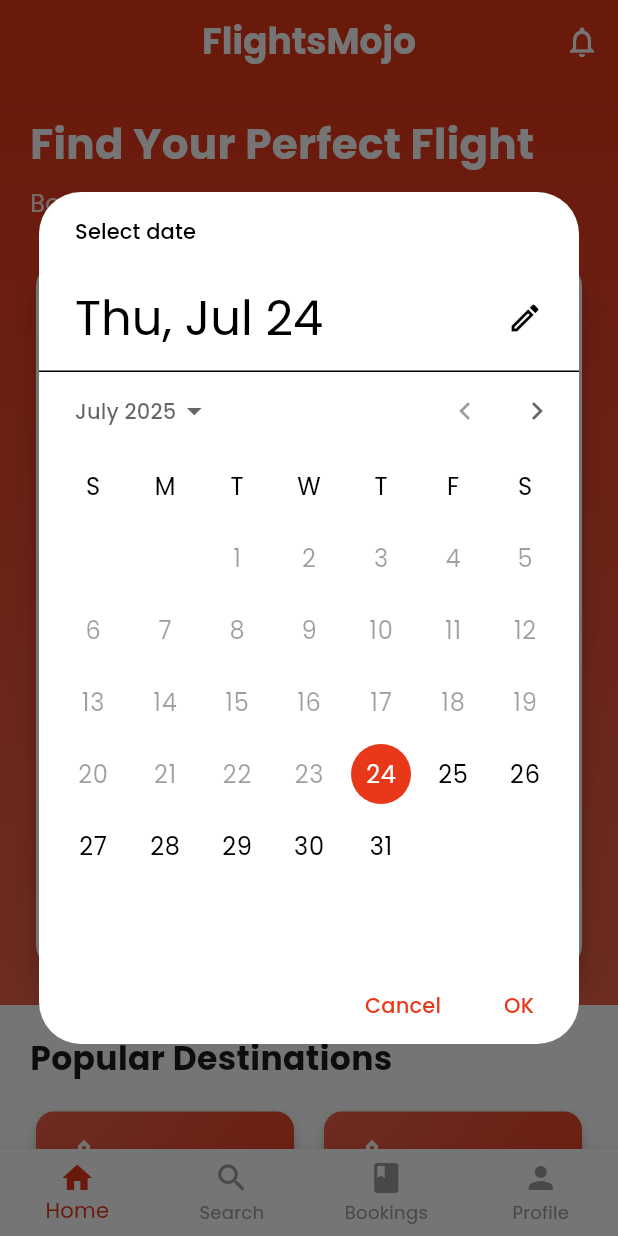
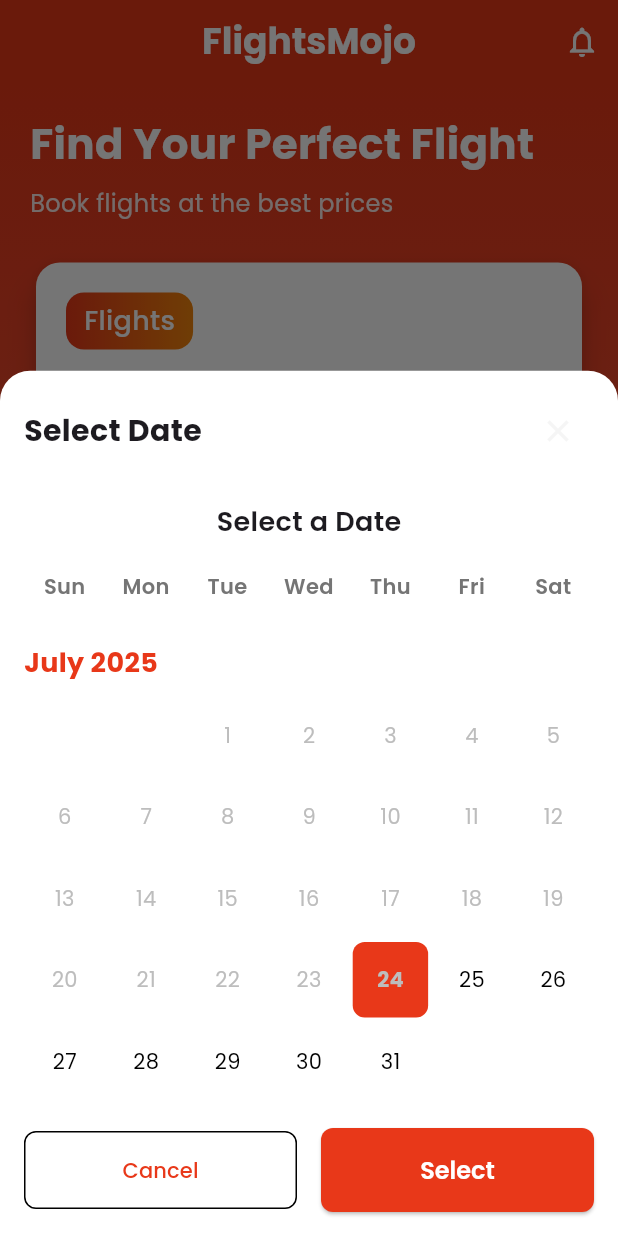
Before and after one commit to mishraadityan09/flightmojoclone, a Flutter app: the screen it shows after launch, after a tap on "Round Trip", after a tap on "Today", on a phone screen of 412 x 824 dp. Run offline on Flutter 3.47's test engine with Material 3 defaults, Android fonts, the phone set to English and light mode, and no system bars; our stand-ins replace flutter_svg, go_router, google_fonts.

Commit message:
date-picker-updated

```diff
--- /dev/null
+++ b/lib/core/common/datepicker_bottomsheet.dart
@@ -0,0 +1,427 @@
+import 'package:flutter/material.dart';
+
+class DatePickerBottomSheet extends StatefulWidget {
+  final DateTime? initialDate;
+  final Function(DateTime)? onDateSelected;
+
+  const DatePickerBottomSheet({
+    Key? key,
+    this.initialDate,
+    this.onDateSelected,
+  }) : super(key: key);
+
+  @override
+  _DatePickerBottomSheetState createState() => _DatePickerBottomSheetState();
+}
+
+class _DatePickerBottomSheetState extends State<DatePickerBottomSheet> {
+  late DateTime selectedDate;
+  late DateTime startDate;
+  late DateTime endDate;
+  late List<DateTime> months;
+  late ScrollController scrollController;
+  int currentMonthIndex = 0;
+
+  @override
+  void initState() {
+    super.initState();
+    selectedDate = widget.initialDate ?? DateTime.now();
+    startDate = DateTime.now();
+    endDate = DateTime.now().add(Duration(days: 360));
+
+    // Generate list of months for next 360 days
+    months = generateMonths();
+
+    // Find initial month index
+    currentMonthIndex = months.indexWhere((month) =>
+        month.year == selectedDate.year && month.month == selectedDate.month);
+    if (currentMonthIndex == -1) currentMonthIndex = 0;
+
+    scrollController = ScrollController();
+  }
+
+  List<DateTime> generateMonths() {
+    List<DateTime> monthsList = [];
+    DateTime current = DateTime(startDate.year, startDate.month, 1);
+    DateTime end = DateTime(endDate.year, endDate.month, 1);
+
+    while (current.isBefore(end) || current.isAtSameMomentAs(end)) {
+      monthsList.add(current);
+      current = DateTime(current.year, current.month + 1, 1);
+    }
+
+    return monthsList;
+  }
+
+  @override
+  Widget build(BuildContext context) {
+    return Container(
+      height: MediaQuery.of(context).size.height * 0.7,
+      decoration: BoxDecoration(
+        color: Colors.white,
+        borderRadius: BorderRadius.vertical(top: Radius.circular(20)),
+      ),
+      child: Column(
+        children: [
+          // Header
+          Container(
+            padding: EdgeInsets.all(16),
+            child: Row(
+              mainAxisAlignment: MainAxisAlignment.spaceBetween,
+              children: [
+                Text(
+                  'Select Date',
+                  style: TextStyle(
+                    fontSize: 20,
+                    fontWeight: FontWeight.bold,
+                  ),
+                ),
+                IconButton(
+                  icon: Icon(Icons.close),
+                  onPressed: () => Navigator.pop(context),
+                ),
+              ],
+            ),
+          ),
+
+          // Month/Year display (removed navigation arrows)
+          Container(
+            padding: EdgeInsets.symmetric(horizontal: 16, vertical: 8),
+            child: Center(
+              child: Text(
+                'Select a Date',
+                style: TextStyle(
+                  fontSize: 18,
+                  fontWeight: FontWeight.w600,
+                ),
+              ),
+            ),
+          ),
+
+          // Fixed weekday headers
+          Container(
+            padding: EdgeInsets.symmetric(horizontal: 16),
+            child: Row(
+              children: ['Sun', 'Mon', 'Tue', 'Wed', 'Thu', 'Fri', 'Sat']
+                  .map((day) => Expanded(
+                        child: Container(
+                          padding: EdgeInsets.symmetric(vertical: 12),
+                          child: Text(
+                            day,
+                            textAlign: TextAlign.center,
+                            style: TextStyle(
+                              fontWeight: FontWeight.w600,
+                              color: Colors.grey[600],
+                              fontSize: 14,
+                            ),
+                          ),
+                        ),
+                      ))
+                  .toList(),
+            ),
+          ),
+
+          // Calendar months (vertically scrollable)
+          Expanded(
+            child: ListView.builder(
+              controller: scrollController,
+              itemCount: months.length,
+              itemBuilder: (context, index) {
+                return Column(
+                  crossAxisAlignment: CrossAxisAlignment.start,
+                  children: [
+                    // Month header
+                    Container(
+                      padding: EdgeInsets.fromLTRB(16, 16, 16, 8),
+                      child: Text(
+                        _getMonthYearText(months[index]),
+                        style: TextStyle(
+                          fontSize: 18,
+                          fontWeight: FontWeight.bold,
+                          color: Theme.of(context).primaryColor,
+                        ),
+                      ),
+                    ),
+                    // Calendar grid
+                    _buildCalendarMonth(months[index]),
+                    SizedBox(height: 16),
+                  ],
+                );
+              },
+            ),
+          ),
+
+          // Bottom buttons
+          Container(
+            padding: EdgeInsets.all(16),
+            child: Row(
+              children: [
+                Expanded(
+                  child: OutlinedButton(
+                    onPressed: () => Navigator.pop(context),
+                    style: OutlinedButton.styleFrom(
+                      padding: EdgeInsets.symmetric(vertical: 16),
+                      shape: RoundedRectangleBorder(
+                        borderRadius: BorderRadius.circular(8),
+                      ),
+                    ),
+                    child: Text('Cancel'),
+                  ),
+                ),
+                SizedBox(width: 16),
+                Expanded(
+                  child: ElevatedButton(
+                    onPressed: () {
+                      widget.onDateSelected?.call(selectedDate);
+                      Navigator.pop(context);
+                    },
+                    style: ElevatedButton.styleFrom(
+                      padding: EdgeInsets.symmetric(vertical: 16),
+                      shape: RoundedRectangleBorder(
+                        borderRadius: BorderRadius.circular(8),
+                      ),
+                    ),
+                    child: Text('Select'),
+                  ),
+                ),
+              ],
+            ),
+          ),
+        ],
+      ),
+    );
+  }
+
+  Widget _buildCalendarMonth(DateTime month) {
+    final firstDayOfMonth = DateTime(month.year, month.month, 1);
+    final lastDayOfMonth = DateTime(month.year, month.month + 1, 0);
+    final startingWeekday = firstDayOfMonth.weekday % 7; // Sunday = 0
+    final totalDays = lastDayOfMonth.day;
+
+    List<Widget> dayWidgets = [];
+
+    // Add empty cells for days before the first day of the month
+    for (int i = 0; i < startingWeekday; i++) {
+      dayWidgets.add(Container());
+    }
+
+    // Add day cells
+    for (int day = 1; day <= totalDays; day++) {
+      final date = DateTime(month.year, month.month, day);
+      final isToday = _isSameDay(date, DateTime.now());
+      final isSelected = _isSameDay(date, selectedDate);
+      final isDisabled = date.isBefore(startDate) || date.isAfter(endDate);
+
+      dayWidgets.add(
+        GestureDetector(
+          onTap: isDisabled
+              ? null
+              : () {
+                  setState(() {
+                    selectedDate = date;
+                  });
+                },
+          child: Container(
+            margin: EdgeInsets.all(2),
+            decoration: BoxDecoration(
+              color: isSelected
+                  ? Theme.of(context).primaryColor
+                  : isToday
+                      ? Theme.of(context).primaryColor.withOpacity(0.1)
+                      : Colors.transparent,
+              borderRadius: BorderRadius.circular(8),
+              border: isToday && !isSelected
+                  ? Border.all(color: Theme.of(context).primaryColor)
+                  : null,
+            ),
+            child: Container(
+              height: 40,
+              child: Center(
+                child: Text(
+                  day.toString(),
+                  style: TextStyle(
+                    color: isDisabled
+                        ? Colors.grey[400]
+                        : isSelected
+                            ? Colors.white
+                            : isToday
+                                ? Theme.of(context).primaryColor
+                                : Colors.black,
+                    fontWeight: isSelected || isToday
+                        ? FontWeight.bold
+                        : FontWeight.normal,
+                  ),
+                ),
+              ),
+            ),
+          ),
+        ),
+      );
+    }
+
+    return Container(
+      padding: EdgeInsets.symmetric(horizontal: 16),
+      child: GridView.count(
+        crossAxisCount: 7,
+        childAspectRatio: 1,
+        shrinkWrap: true,
+        physics: NeverScrollableScrollPhysics(),
+        children: dayWidgets,
+      ),
+    );
+  }
+
+  bool _isSameDay(DateTime date1, DateTime date2) {
+    return date1.year == date2.year &&
+        date1.month == date2.month &&
+        date1.day == date2.day;
+  }
+
+  String _getMonthYearText(DateTime date) {
+    const months = [
+      'January', 'February', 'March', 'April', 'May', 'June',
+      'July', 'August', 'September', 'October', 'November', 'December'
+    ];
+    return '${months[date.month - 1]} ${date.year}';
+  }
+
+  @override
+  void dispose() {
+    scrollController.dispose();
+    super.dispose();
+  }
+}
+
+// Helper function to show the bottom sheet
+void showDatePickerBottomSheet(
+  BuildContext context, {
+  DateTime? initialDate,
+  Function(DateTime)? onDateSelected,
+}) {
+  showModalBottomSheet(
+    context: context,
+    isScrollControlled: true,
+    useRootNavigator: true,
+    backgroundColor: Colors.transparent,
+    builder: (context) => DatePickerBottomSheet(
+      initialDate: initialDate,
+      onDateSelected: onDateSelected,
+    ),
+  );
+}
+
+// Updated GestureDetector code for your existing implementation
+// GestureDetector buildDateSelector(String label, String value) {
+//   return GestureDetector(
+//     onTap: () {
+//       // Parse current date if available
+//       DateTime? initialDate;
+//       if (value != 'Select date') {
+//         try {
+//           List<String> parts = value.split('/');
+//           if (parts.length == 3) {
+//             initialDate = DateTime(
+//               int.parse(parts[2]), // year
+//               int.parse(parts[1]), // month
+//               int.parse(parts[0]), // day
+//             );
+//           }
+//         } catch (e) {
+//           // If parsing fails, use current date
+//           initialDate = DateTime.now();
+//         }
+//       } else {
+//         initialDate = DateTime.now();
+//       }
+
+//       // Show custom date picker bottom sheet
+//       showDatePickerBottomSheet(
+//         context,
+//         initialDate: initialDate,
+//         onDateSelected: (picked) {
+//           setState(() {
+//             if (label == 'Departure') {
+//               _departureDate = "${picked.day}/${picked.month}/${picked.year}";
+//             } else {
+//               _returnDate = "${picked.day}/${picked.month}/${picked.year}";
+//             }
+//           });
+//         },
+//       );
+//     },
+//     child: Container(
+//       padding: const EdgeInsets.symmetric(horizontal: 12, vertical: 12),
+//       decoration: BoxDecoration(
+//         border: Border.all(color: Colors.grey[300]!),
+//         borderRadius: BorderRadius.circular(8),
+//       ),
+//       child: Row(
+//         children: [
+//           Icon(
+//             Icons.calendar_today,
+//             color: Theme.of(context).primaryColor,
+//             size: 20,
+//           ),
+//           const SizedBox(width: 8),
+//           Expanded(
+//             child: Text(
+//               value,
+//               style: GoogleFonts.poppins(
+//                 fontSize: 16,
+//                 fontWeight: FontWeight.w500,
+//               ),
+//               overflow: TextOverflow.ellipsis,
+//             ),
+//           ),
+//         ],
+//       ),
+//     ),
+//   );
+// }
+
+// Example usage widget
+class DatePickerExample extends StatefulWidget {
+  @override
+  _DatePickerExampleState createState() => _DatePickerExampleState();
+}
+
+class _DatePickerExampleState extends State<DatePickerExample> {
+  DateTime? selectedDate;
+
+  @override
+  Widget build(BuildContext context) {
+    return Scaffold(
+      appBar: AppBar(
+        title: Text('Date Picker Example'),
+      ),
+      body: Center(
+        child: Column(
+          mainAxisAlignment: MainAxisAlignment.center,
+          children: [
+            Text(
+              selectedDate != null
+                  ? 'Selected: ${selectedDate!.day}/${selectedDate!.month}/${selectedDate!.year}'
+                  : 'No date selected',
+              style: TextStyle(fontSize: 18),
+            ),
+            SizedBox(height: 20),
+            ElevatedButton(
+              onPressed: () {
+                showDatePickerBottomSheet(
+                  context,
+                  initialDate: selectedDate ?? DateTime.now(),
+                  onDateSelected: (date) {
+                    setState(() {
+                      selectedDate = date;
+                    });
+                  },
+                );
+              },
+              child: Text('Select Date'),
+            ),
+          ],
+        ),
+      ),
+    );
+  }
+}
--- a/lib/feature/home/presentaion/pages/home_page.dart
+++ b/lib/feature/home/presentaion/pages/home_page.dart
@@ -1,3 +1,4 @@
+import 'package:flightmojo/core/common/datepicker_bottomsheet.dart';
 import 'package:flightmojo/core/theme/app_theme.dart';
 import 'package:flightmojo/feature/home/presentaion/widgets/passengers_bottom_sheet.dart';
 import 'package:flutter/material.dart';
@@ -414,46 +415,41 @@
         ),
         const SizedBox(height: 4),
         GestureDetector(
-          onTap: () async {
-            // Handle date selection
-            final DateTime? picked = await showDatePicker(
-              context: context,
-              initialDate: DateTime.now(),
-              firstDate: DateTime.now(),
-              lastDate: DateTime.now().add(const Duration(days: 365)),
-              builder: (context, child) {
-                return Theme(
-                  data: Theme.of(context).copyWith(
-                    colorScheme: ColorScheme.light(
-                      primary: Theme.of(
+  onTap: () {
+    // Parse current date if available
+    DateTime? initialDate;
+    if (value != 'Select date') {
+      try {
+        List<String> parts = value.split('/');
+        if (parts.length == 3) {
+          initialDate = DateTime(
+            int.parse(parts[2]), // year
+            int.parse(parts[1]), // month
+            int.parse(parts[0]), // day
+          );
+        }
+      } catch (e) {
+        // If parsing fails, use current date
+        initialDate = DateTime.now();
+      }
+    } else {
+      initialDate = DateTime.now();
+    }
+
+    // Show custom date picker bottom sheet
+    showDatePickerBottomSheet(
       context,
-                      ).primaryColor, // header background
-                      onPrimary: Colors.white, // header text color
-                      onSurface: Colors.black, // body text color
-                    ),
-                    textButtonTheme: TextButtonThemeData(
-                      style: TextButton.styleFrom(
-                        foregroundColor: Theme.of(
-                          context,
-                        ).primaryColor, // button text
-                      ),
-                    ),
-                  ),
-                  child: child!,
-                );
-              },
-            );
-
-            if (picked != null) {
+      initialDate: initialDate,
+      onDateSelected: (picked) {
         setState(() {
           if (label == 'Departure') {
-                  _departureDate =
-                      "${picked.day}/${picked.month}/${picked.year}";
+            _departureDate = "${picked.day}/${picked.month}/${picked.year}";
           } else {
             _returnDate = "${picked.day}/${picked.month}/${picked.year}";
           }
         });
-            }
+      },
+    );
   },
   child: Container(
     padding: const EdgeInsets.symmetric(horizontal: 12, vertical: 12),
```
Also changed, not shown: lib/feature/home/presentaion/widgets/passengers_bottom_sheet.dart (+3 -12 lines). Lines whose indentation alone changed are shown as unchanged.
